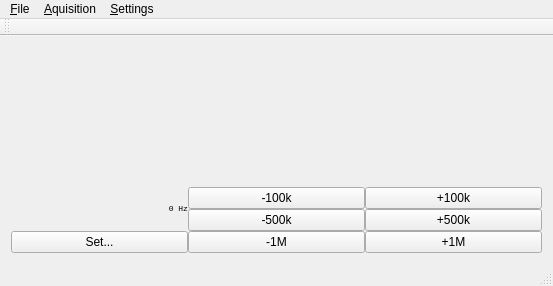
First picture: the form in mainwindow.ui, repository osmocom/sdrangelove, before the edit.
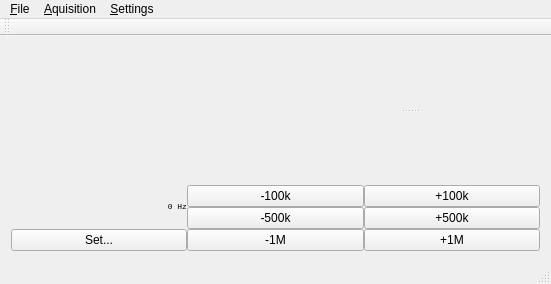
Second picture: the form after the edit. Custom widgets are drawn as their Qt base class.

Commit message: make division between waterfall and DPS movable

Diff of the .ui file:
```diff
--- a/mainwindow.ui
+++ b/mainwindow.ui
@@ -6,8 +6,8 @@
    <rect>
     <x>0</x>
     <y>0</y>
-    <width>553</width>
-    <height>286</height>
+    <width>551</width>
+    <height>284</height>
    </rect>
   </property>
   <property name="windowTitle">
@@ -18,10 +18,28 @@
     <item row="0" column="0">
      <widget class="Scale" name="timeScale" native="true"/>
     </item>
-    <item row="1" column="1">
-     <widget class="Scale" name="freqScale" native="true"/>
+    <item row="0" column="1" rowspan="2">
+     <widget class="QSplitter" name="splitter">
+      <property name="orientation">
+       <enum>Qt::Vertical</enum>
+      </property>
+      <widget class="QWidget" name="">
+       <layout class="QVBoxLayout" name="verticalLayout">
+        <item>
+         <widget class="Waterfall" name="waterfall" native="true"/>
+        </item>
+        <item>
+         <widget class="Scale" name="freqScale" native="true"/>
+        </item>
+       </layout>
+      </widget>
+      <widget class="SpectroHistogram" name="spectroHistogram" native="true"/>
+     </widget>
     </item>
-    <item row="3" column="0" colspan="2">
+    <item row="1" column="0">
+     <widget class="Scale" name="powerScale" native="true"/>
+    </item>
+    <item row="2" column="0" colspan="2">
      <layout class="QGridLayout" name="gridLayout_2">
       <property name="spacing">
        <number>0</number>
@@ -93,15 +111,6 @@
       </item>
      </layout>
     </item>
-    <item row="2" column="1">
-     <widget class="SpectroHistogram" name="spectroHistogram" native="true"/>
-    </item>
-    <item row="0" column="1">
-     <widget class="Waterfall" name="waterfall" native="true"/>
-    </item>
-    <item row="2" column="0">
-     <widget class="Scale" name="powerScale" native="true"/>
-    </item>
    </layout>
   </widget>
   <widget class="QMenuBar" name="menuBar">
@@ -109,7 +118,7 @@
     <rect>
      <x>0</x>
      <y>0</y>
-     <width>553</width>
+     <width>551</width>
      <height>21</height>
     </rect>
    </property>
```
